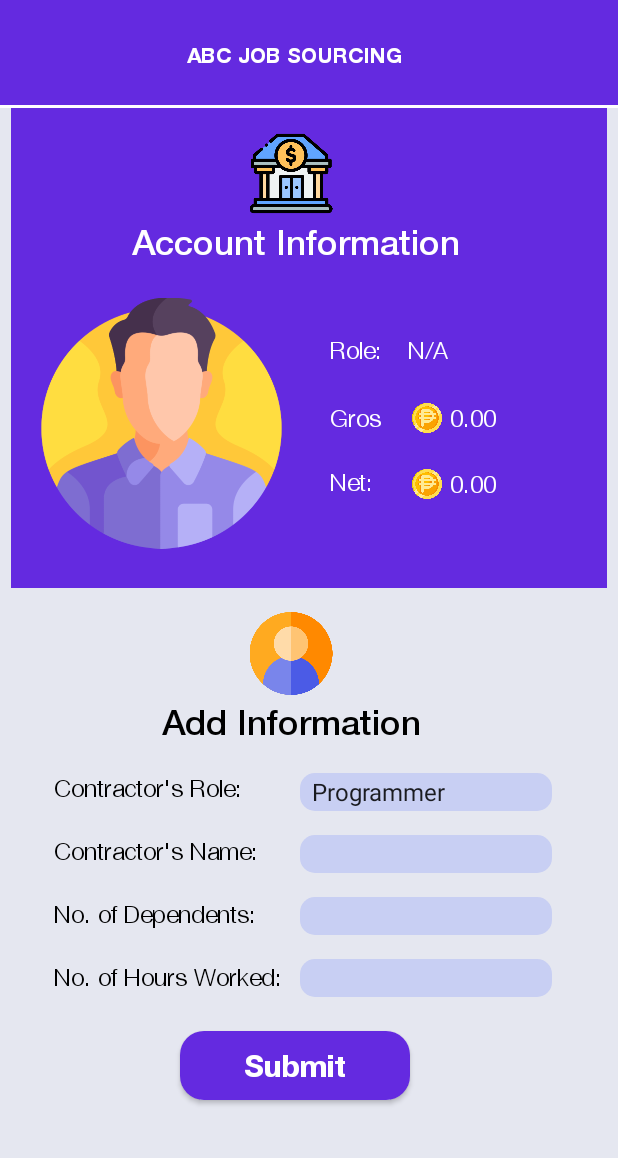
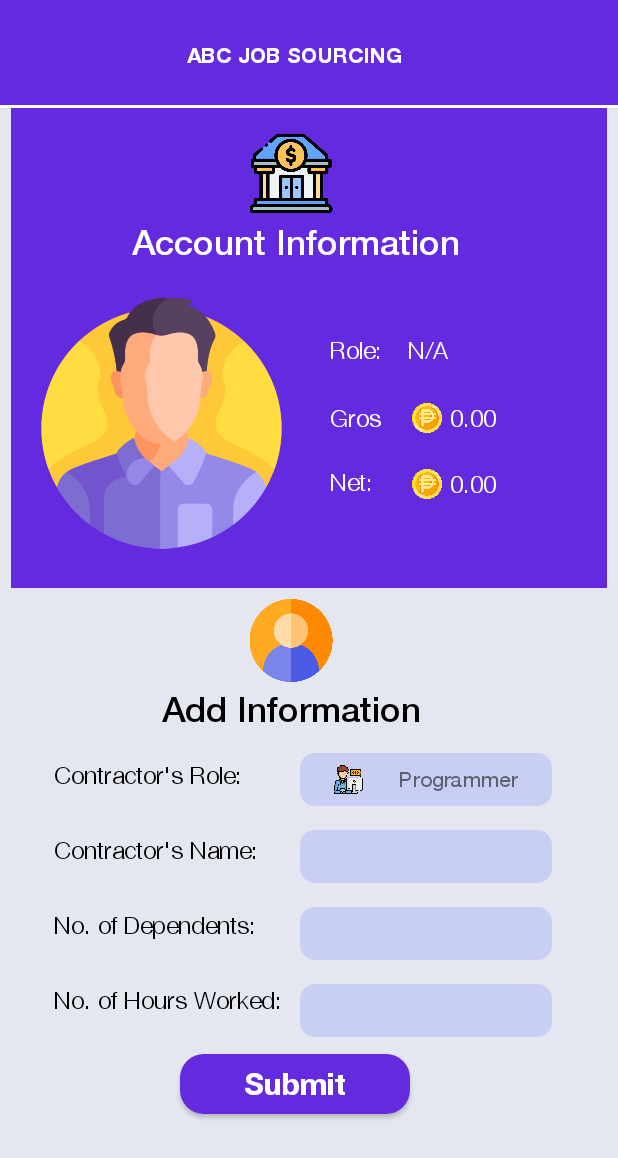
Before and after one commit to rcbcalanoc/Income-Tracker-App, an Android app: the screen it shows after launch (MainActivity), on a phone screen of 412 x 824 dp. Shown: the top 1158 px of the screen. Run offline under Robolectric (Android 15) with nearby library versions, the phone set to English and light mode, and no system bars.

Commit message:
Added Custom Spinner

```diff
--- /dev/null
+++ b/app/src/main/java/com/example/calanoc_ex3/CustomSpinnerAdapter.java
@@ -0,0 +1,54 @@
+package com.example.calanoc_ex3;
+import android.content.Context;
+import android.view.LayoutInflater;
+import android.view.View;
+import android.view.ViewGroup;
+import android.widget.BaseAdapter;
+import android.widget.ImageView;
+import android.widget.TextView;
+
+import java.util.List;
+
+public class CustomSpinnerAdapter extends BaseAdapter {
+
+    private Context context;
+    private List<SpinnerItem> spinnerItemList;
+
+    public CustomSpinnerAdapter(Context context, List<SpinnerItem> spinnerItemList) {
+        this.context = context;
+        this.spinnerItemList = spinnerItemList;
+    }
+
+    @Override
+    public int getCount() {
+        return spinnerItemList.size();
+    }
+
+    @Override
+    public Object getItem(int position) {
+        return spinnerItemList.get(position);
+    }
+
+    @Override
+    public long getItemId(int position) {
+        return position;
+    }
+
+    @Override
+    public View getView(int position, View convertView, ViewGroup parent) {
+        View view = convertView;
+        if (view == null) {
+            LayoutInflater inflater = LayoutInflater.from(context);
+            view = inflater.inflate(R.layout.custom_spinner_item, parent, false);
+        }
+
+        ImageView imageView = view.findViewById(R.id.spinnerItemImageView);
+        TextView textView = view.findViewById(R.id.spinnerItemTextView);
+
+        SpinnerItem spinnerItem = spinnerItemList.get(position);
+        imageView.setImageResource(spinnerItem.getImageResource());
+        textView.setText(spinnerItem.getText());
+
+        return view;
+    }
+}
--- a/app/src/main/java/com/example/calanoc_ex3/MainActivity.java
+++ b/app/src/main/java/com/example/calanoc_ex3/MainActivity.java
@@ -1,8 +1,10 @@
 package com.example.calanoc_ex3;
 
+import android.os.Bundle;
 import androidx.appcompat.app.AppCompatActivity;
-
-import android.os.Bundle;
+import androidx.fragment.app.Fragment;
+import androidx.fragment.app.FragmentManager;
+import androidx.fragment.app.FragmentTransaction;
 
 public class MainActivity extends AppCompatActivity {
 
@@ -11,5 +13,22 @@ public class MainActivity extends AppCompatActivity {
         super.onCreate(savedInstanceState);
         setContentView(R.layout.activity_main);
         setTitle("ABC Job Sourcing");
+
+        // Add this code to directly display the SecondFragment
+        if (savedInstanceState == null) {
+            loadSecondFragment();
+        }
+    }
+
+    private void loadSecondFragment() {
+        FragmentManager fragmentManager = getSupportFragmentManager();
+        FragmentTransaction fragmentTransaction = fragmentManager.beginTransaction();
+
+        // Replace the container with the SecondFragment
+        SecondFragment secondFragment = new SecondFragment();
+        fragmentTransaction.replace(R.id.fragment_container, secondFragment);
+
+        // Commit the transaction
+        fragmentTransaction.commit();
     }
 }
--- a/app/src/main/java/com/example/calanoc_ex3/SecondFragment.java
+++ b/app/src/main/java/com/example/calanoc_ex3/SecondFragment.java
@@ -1,9 +1,61 @@
 package com.example.calanoc_ex3;
+
+import android.os.Bundle;
+import android.view.LayoutInflater;
+import android.view.View;
+import android.view.ViewGroup;
 import androidx.fragment.app.Fragment;
+import android.widget.Spinner;
+import java.util.ArrayList;
+import java.util.List;
+import android.widget.AdapterView;
+import android.widget.Toast;
 
 public class SecondFragment extends Fragment {
 
     public SecondFragment() {
         // Required empty public constructor
     }
+
+    @Override
+    public View onCreateView(LayoutInflater inflater, ViewGroup container,
+                             Bundle savedInstanceState) {
+        // Inflate the layout for this fragment
+        View view = inflater.inflate(R.layout.fragment_second, container, false);
+
+        // Find the Spinner in the layout
+        CustomSpinnerAdapter customSpinnerAdapter = createCustomSpinnerAdapter();
+        Spinner customSpinner = view.findViewById(R.id.custom_spinner);
+        customSpinner.setAdapter(customSpinnerAdapter);
+
+        // Set item click listener for the Spinner
+        customSpinner.setOnItemSelectedListener(new AdapterView.OnItemSelectedListener() {
+            @Override
+            public void onItemSelected(AdapterView<?> parentView, View selectedItemView, int position, long id) {
+                // Handle item selection here
+                SpinnerItem selectedSpinnerItem = (SpinnerItem) parentView.getItemAtPosition(position);
+                Toast.makeText(requireContext(), "Selected: " + selectedSpinnerItem.getText(), Toast.LENGTH_SHORT).show();
+            }
+
+            @Override
+            public void onNothingSelected(AdapterView<?> parentView) {
+                // Do nothing here
+            }
+        });
+
+        return view;
+    }
+
+    private CustomSpinnerAdapter createCustomSpinnerAdapter() {
+        // Create a list of SpinnerItems
+        List<SpinnerItem> spinnerItemList = new ArrayList<>();
+        spinnerItemList.add(new SpinnerItem(R.drawable.programmer, "Programmer"));
+        spinnerItemList.add(new SpinnerItem(R.drawable.analyst, "Analyst"));
+        spinnerItemList.add(new SpinnerItem(R.drawable.tester, "Tester"));
+
+        // Add more items as needed
+
+        // Create and return the custom adapter
+        return new CustomSpinnerAdapter(requireContext(), spinnerItemList);
+    }
 }
--- /dev/null
+++ b/app/src/main/java/com/example/calanoc_ex3/SpinnerItem.java
@@ -0,0 +1,18 @@
+package com.example.calanoc_ex3;
+public class SpinnerItem {
+    private int imageResource;
+    private String text;
+
+    public SpinnerItem(int imageResource, String text) {
+        this.imageResource = imageResource;
+        this.text = text;
+    }
+
+    public int getImageResource() {
+        return imageResource;
+    }
+
+    public String getText() {
+        return text;
+    }
+}
--- a/app/src/main/res/layout/activity_main.xml
+++ b/app/src/main/res/layout/activity_main.xml
@@ -53,10 +53,7 @@
             android:layout_height="wrap_content" />
 
         <!-- Include the second fragment layout -->
-        <include
-            layout="@layout/fragment_second"
-            android:layout_width="match_parent"
-            android:layout_height="wrap_content" />
+
     </LinearLayout>
 
 
--- /dev/null
+++ b/app/src/main/res/layout/custom_spinner_item.xml
@@ -0,0 +1,22 @@
+<!-- custom_spinner_item.xml -->
+<RelativeLayout xmlns:android="http://schemas.android.com/apk/res/android"
+    android:layout_width="match_parent"
+    android:layout_height="wrap_content"
+    android:padding="8dp">
+
+    <ImageView
+        android:id="@+id/spinnerItemImageView"
+        android:layout_width="48dp"
+        android:layout_height="48dp"
+        android:layout_centerVertical="true"
+        android:layout_marginEnd="10dp"/>
+
+    <TextView
+        android:id="@+id/spinnerItemTextView"
+        android:layout_width="wrap_content"
+        android:layout_height="wrap_content"
+        android:fontFamily="@font/helvetica_medium"
+        android:layout_toEndOf="@id/spinnerItemImageView"
+        android:layout_centerVertical="true"/>
+
+</RelativeLayout>
--- a/app/src/main/res/layout/fragment_second.xml
+++ b/app/src/main/res/layout/fragment_second.xml
@@ -18,7 +18,7 @@
         android:layout_width="132dp"
         android:layout_height="55dp"
         android:layout_marginStart="128dp"
-        android:layout_marginTop="16dp"
+        android:layout_marginTop="7dp"
         app:layout_constraintStart_toStartOf="parent"
         app:layout_constraintTop_toTopOf="parent"
         app:srcCompat="@drawable/user" />
@@ -55,15 +55,13 @@
         app:layout_constraintTop_toBottomOf="@id/add_info" />
 
     <Spinner
-        android:id="@+id/spinner"
+        android:id="@+id/custom_spinner"
         android:layout_width="168dp"
-        android:layout_height="25dp"
+        android:layout_height="35dp"
         android:layout_marginStart="164dp"
-        android:layout_marginTop="20dp"
+        android:layout_marginTop="15dp"
         android:background="@drawable/custom_form_fill"
-        android:entries="@array/spinner_items"
         android:fontFamily="@font/helvetica_light"
-        android:textSize="16dp"
         app:layout_constraintStart_toStartOf="@id/add_role"
         app:layout_constraintTop_toBottomOf="@id/add_info" />
 
@@ -72,7 +70,7 @@
         android:layout_width="137dp"
         android:layout_height="22dp"
         android:layout_marginStart="36dp"
-        android:layout_marginTop="20dp"
+        android:layout_marginTop="28dp"
         android:fontFamily="@font/helvetica_light"
         android:text="@string/addName"
         android:textAlignment="textStart"
@@ -84,7 +82,7 @@
     <EditText
         android:id="@+id/edit_name"
         android:layout_width="168dp"
-        android:layout_height="25dp"
+        android:layout_height="35dp"
         android:layout_marginStart="164dp"
         android:layout_marginTop="16dp"
         android:background="@drawable/custom_form_fill"
@@ -93,14 +91,14 @@
         android:inputType="text"
         android:textSize="16dp"
         app:layout_constraintStart_toStartOf="@id/add_name"
-        app:layout_constraintTop_toBottomOf="@id/spinner" />
+        app:layout_constraintTop_toBottomOf="@id/custom_spinner" />
 
     <TextView
         android:id="@+id/add_dependent"
         android:layout_width="wrap_content"
         android:layout_height="22dp"
         android:layout_marginStart="36dp"
-        android:layout_marginTop="20dp"
+        android:layout_marginTop="28dp"
         android:fontFamily="@font/helvetica_light"
         android:text="@string/addDependents"
         android:textAlignment="textStart"
@@ -112,7 +110,7 @@
     <EditText
         android:id="@+id/edit_dependent"
         android:layout_width="168dp"
-        android:layout_height="25dp"
+        android:layout_height="35dp"
         android:layout_marginStart="164dp"
         android:layout_marginTop="16dp"
         android:background="@drawable/custom_form_fill"
@@ -128,7 +126,7 @@
         android:layout_width="wrap_content"
         android:layout_height="22dp"
         android:layout_marginStart="36dp"
-        android:layout_marginTop="20dp"
+        android:layout_marginTop="28dp"
         android:fontFamily="@font/helvetica_light"
         android:text="@string/addHoursWorked"
         android:textAlignment="textStart"
@@ -140,7 +138,7 @@
     <EditText
         android:id="@+id/edit_hours_work"
         android:layout_width="168dp"
-        android:layout_height="25dp"
+        android:layout_height="35dp"
         android:layout_marginStart="164dp"
         android:layout_marginTop="16dp"
         android:background="@drawable/custom_form_fill"
@@ -154,15 +152,15 @@
     <Button
         android:id="@+id/submit_form"
         android:layout_width="153dp"
-        android:layout_height="46dp"
+        android:layout_height="40dp"
         android:layout_marginStart="120dp"
         android:layout_marginTop="24dp"
         android:background="@drawable/custom_button"
+        android:fontFamily="@font/helvetica_bold"
         android:text="@string/submit"
+        android:textAllCaps="false"
         android:textColor="@color/white"
-        android:fontFamily="@font/helvetica_bold"
         android:textSize="20dp"
-        android:textAllCaps="false"
         app:layout_constraintStart_toStartOf="parent"
         app:layout_constraintTop_toBottomOf="@+id/add_hours_work" />
 
--- a/app/src/main/res/values/strings.xml
+++ b/app/src/main/res/values/strings.xml
@@ -17,9 +17,5 @@
     <string name="default_gross">0.00</string>
     <string name="default_net">0.00</string>
     <string name="submit">Submit</string>
-    <string-array name="spinner_items">
-        <item>Programmer</item>
-        <item>Analyst</item>
-        <item>Tester</item>
-    </string-array>
+
 </resources>
```
